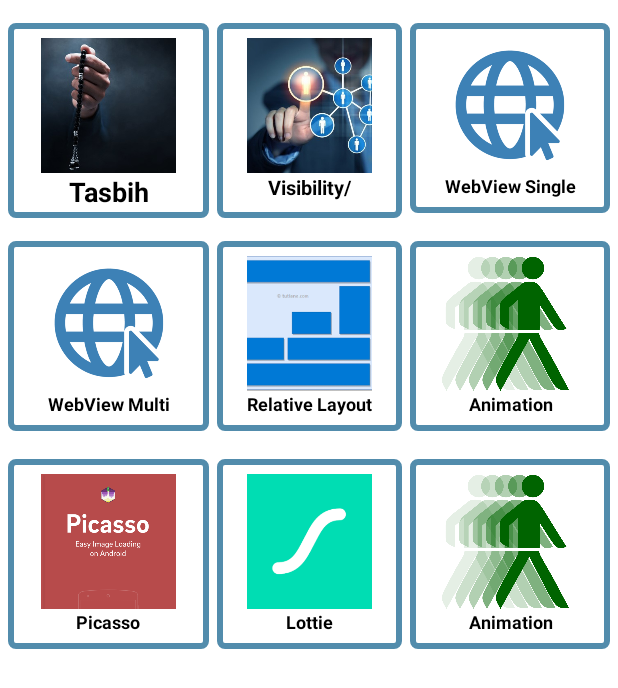
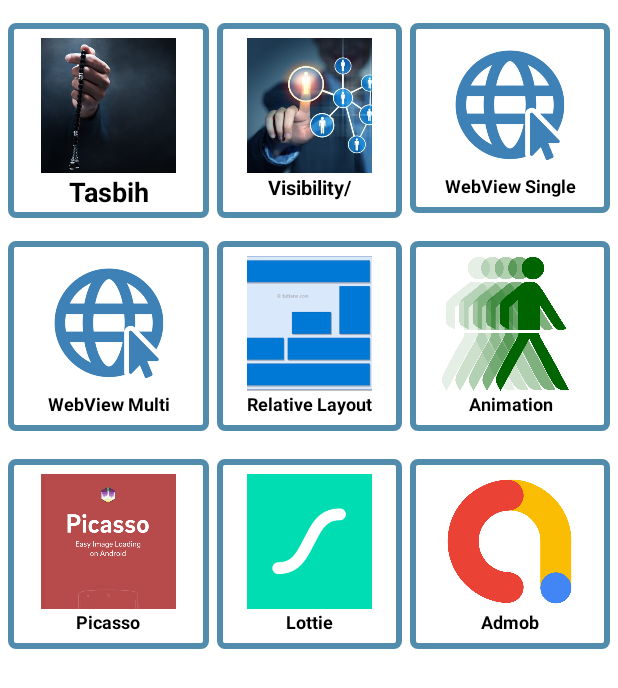
Before and after one commit to tamimchowdhury109/Tammu-Studio, an Android app: the screen it shows after launch (MainActivity), on a phone screen of 412 x 824 dp. Shown: the top 688 px of the screen. Run offline under Robolectric (Android 15) with nearby library versions, the phone set to English and light mode, and no system bars; pictures from the network do not load.

Commit message:
All Done

```diff
--- a/app/build.gradle
+++ b/app/build.gradle
@@ -36,6 +36,8 @@ dependencies {
     androidTestImplementation 'androidx.test.ext:junit:1.1.3'
     androidTestImplementation 'androidx.test.espresso:espresso-core:3.4.0'
 
+    implementation 'com.google.android.gms:play-services-ads:21.3.0'
+
     implementation 'com.squareup.picasso:picasso:2.8'
     implementation 'com.airbnb.android:lottie:3.4.0'
 }
--- a/app/src/main/java/com/devtammu/tammustudio/MainActivity.java
+++ b/app/src/main/java/com/devtammu/tammustudio/MainActivity.java
@@ -8,7 +8,7 @@ import android.view.View;
 import android.widget.LinearLayout;
 
 public class MainActivity extends AppCompatActivity {
-    LinearLayout tasbih,visibility,WebView,webViewMulti,relativeLayout,animation,picasso,lottie;
+    LinearLayout tasbih,visibility,WebView,webViewMulti,relativeLayout,animation,picasso,lottie,admob;
 
     @Override
     protected void onCreate(Bundle savedInstanceState) {
@@ -23,6 +23,7 @@ public class MainActivity extends AppCompatActivity {
         LinearLayout animation = (LinearLayout) findViewById(R.id.animation);
         LinearLayout picasso = (LinearLayout) findViewById(R.id.picasso);
         LinearLayout lottie = (LinearLayout) findViewById(R.id.lottie);
+        LinearLayout admob = (LinearLayout) findViewById(R.id.admob);
 
 
 
@@ -92,6 +93,15 @@ public class MainActivity extends AppCompatActivity {
             }
         });
 
+        admob.setOnClickListener(new View.OnClickListener() {
+            @Override
+            public void onClick(View view) {
+                Intent myIntent = new Intent(MainActivity.this, AdmobActivity.class);
+                startActivity(myIntent);
+            }
+        });
+
+
 
 
         ///////// ==  Activity Change End  == //////////////////
--- a/app/src/main/res/layout/activity_main.xml
+++ b/app/src/main/res/layout/activity_main.xml
@@ -280,6 +280,7 @@
         </LinearLayout>
 
         <LinearLayout
+            android:id="@+id/admob"
             android:layout_width="match_parent"
             android:layout_height="wrap_content"
             android:orientation="vertical"
@@ -290,14 +291,14 @@
             <ImageView
                 android:layout_width="90dp"
                 android:layout_height="90dp"
-                android:src="@drawable/animation"
+                android:src="@drawable/admob"
                 android:scaleType="centerCrop"/>
 
             <TextView
                 android:layout_width="match_parent"
                 android:layout_height="match_parent"
                 android:gravity="center"
-                android:text="Animation"
+                android:text="Admob"
                 android:textColor="@color/black"
                 android:textSize="12sp"
                 android:textStyle="bold" />
```
Also changed, not shown: app/src/main/AndroidManifest.xml (+9 -0 lines), app/src/main/java/com/devtammu/tammustudio/AdmobActivity.java (added, +73 -0 lines), app/src/main/res/layout/activity_admob.xml (added, +32 -0 lines), app/src/main/res/drawable/admob.png (added).
